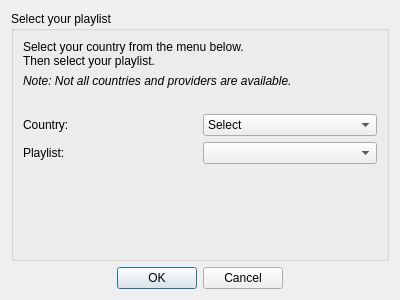
Above: src/ui/playlist/PlaylistImportWeb.ui from ntadej/tano before the change. Below: the same form after it.
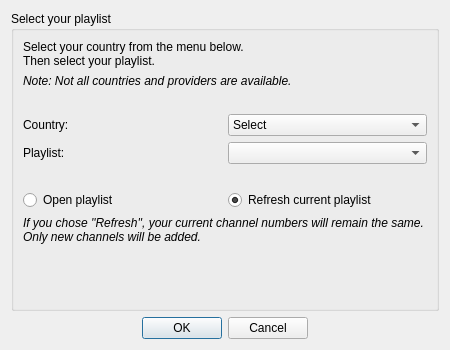
That is the form after the change. Icons and pictures are not drawn.

Commit message:
Completed Web Playlist import
Playlists can now be downloaded from web source.
Playlist handling has been improved.

The edit to the form file:
```diff
--- a/src/ui/playlist/PlaylistImportWeb.ui
+++ b/src/ui/playlist/PlaylistImportWeb.ui
@@ -6,8 +6,8 @@
    <rect>
     <x>0</x>
     <y>0</y>
-    <width>400</width>
-    <height>300</height>
+    <width>450</width>
+    <height>350</height>
    </rect>
   </property>
   <property name="windowTitle">
@@ -60,7 +60,7 @@
         </property>
        </widget>
       </item>
-      <item row="5" column="0" colspan="2">
+      <item row="9" column="0" colspan="2">
        <spacer name="verticalSpacer">
         <property name="orientation">
          <enum>Qt::Vertical</enum>
@@ -90,6 +90,40 @@
       <item row="4" column="1">
        <widget class="QComboBox" name="playlistBox"/>
       </item>
+      <item row="5" column="0" colspan="2">
+       <widget class="QLabel" name="labelSpacer2">
+        <property name="text">
+         <string notr="true"/>
+        </property>
+       </widget>
+      </item>
+      <item row="7" column="1">
+       <widget class="QRadioButton" name="radioRefresh">
+        <property name="text">
+         <string>Refresh current playlist</string>
+        </property>
+        <property name="checked">
+         <bool>true</bool>
+        </property>
+       </widget>
+      </item>
+      <item row="7" column="0">
+       <widget class="QRadioButton" name="radioOpen">
+        <property name="text">
+         <string>Open playlist</string>
+        </property>
+       </widget>
+      </item>
+      <item row="8" column="0" colspan="2">
+       <widget class="QLabel" name="labelType">
+        <property name="text">
+         <string>&lt;i&gt;If you chose ''Refresh'', your current channel numbers will remain the same. Only new channels will be added.&lt;/i&gt;</string>
+        </property>
+        <property name="wordWrap">
+         <bool>true</bool>
+        </property>
+       </widget>
+      </item>
      </layout>
     </widget>
    </item>
```
The commit also changes 24 other files.
